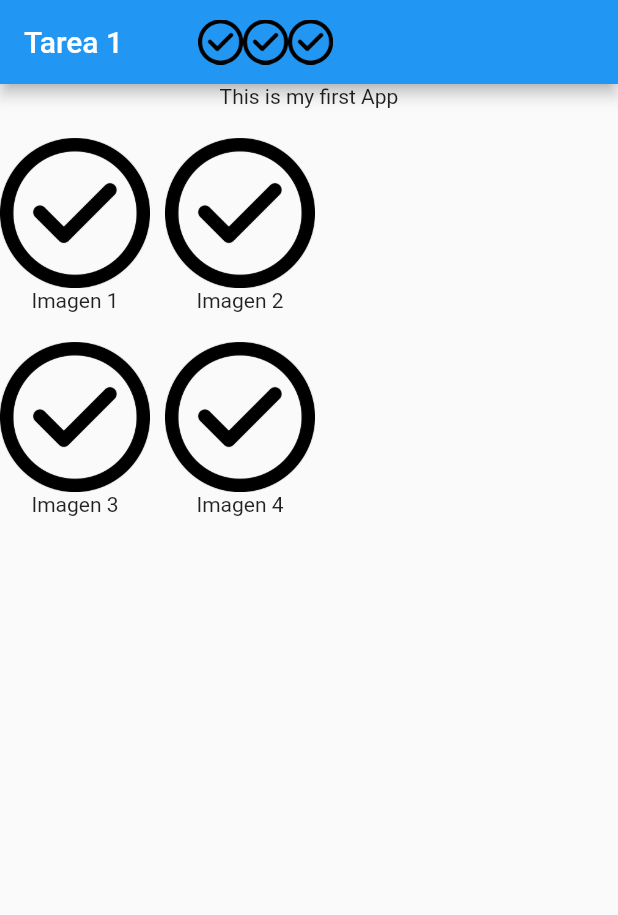
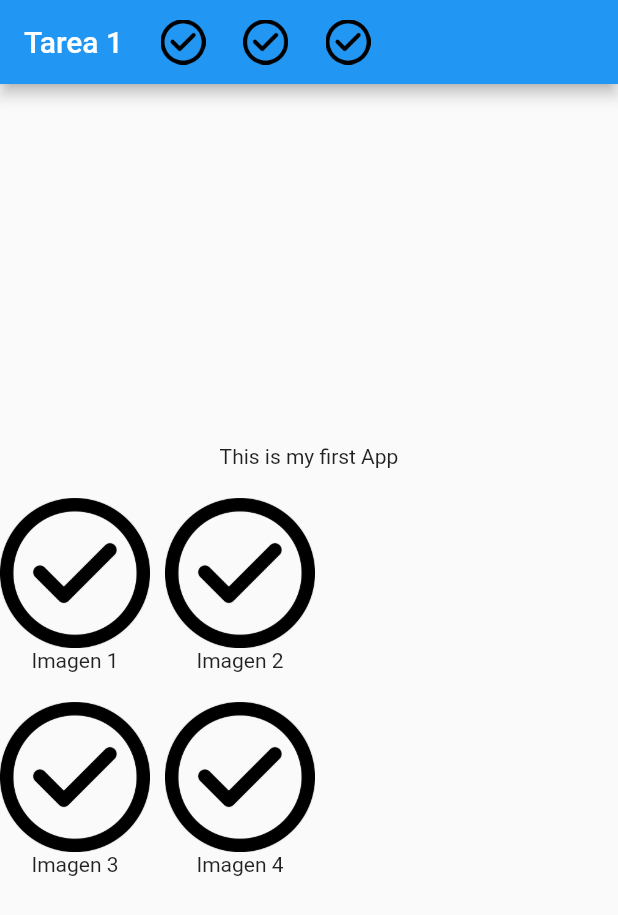
Before and after one commit to AlxsGar/Flutter_Tarea_1, a Flutter app: the screen it shows after launch, on a phone screen of 412 x 824 dp. Shown: the top 915 px of the screen. Run offline on Flutter 3.47's test engine with Material 2 defaults, Android fonts, the phone set to English and light mode, and no system bars.

Commit message:
Tarea 1 Desarrollo Movil

```diff
--- a/lib/main.dart
+++ b/lib/main.dart
@@ -10,13 +10,17 @@ class MyApp extends StatelessWidget{
       appBar: AppBar(title: Column(children: [
         Row(children: [
           Title(color: Colors.black, child: Text('Tarea 1')),
-          SizedBox(width: 50,),
+          SizedBox(width: 25,),
           Image.asset('assets/Images/photo.png',width: 30, height: 30,),
+          SizedBox(width: 25,),
           Image.asset('assets/Images/photo.png',width: 30, height: 30,),
+          SizedBox(width: 25,),
           Image.asset('assets/Images/photo.png',width: 30, height: 30,),
         ],)
       ],)),
       body: Column(
+        mainAxisAlignment: MainAxisAlignment.center,
+        crossAxisAlignment: CrossAxisAlignment.center,
         children: [
           Text('This is my first App'),
           SizedBox(height: 20,),
```
